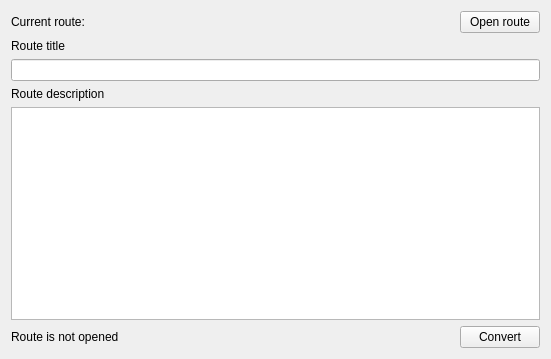
Above: tools/routeconv/forms/mainwindow.ui from maisvendoo/RRS before the change. Below: the same form after it.
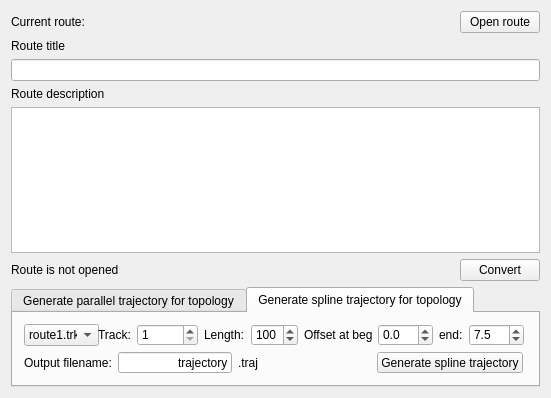
That is the form after the change. The open tabs and pages were chosen to show the change.

Commit message: Подключил утилиты в интерфейс конвертера

```diff
--- a/tools/routeconv/forms/mainwindow.ui
+++ b/tools/routeconv/forms/mainwindow.ui
@@ -7,7 +7,7 @@
     <x>0</x>
     <y>0</y>
     <width>551</width>
-    <height>359</height>
+    <height>398</height>
    </rect>
   </property>
   <property name="windowTitle">
@@ -106,6 +106,430 @@
         </item>
        </layout>
       </item>
+      <item>
+       <widget class="QTabWidget" name="tabWidget">
+        <property name="minimumSize">
+         <size>
+          <width>0</width>
+          <height>100</height>
+         </size>
+        </property>
+        <property name="currentIndex">
+         <number>0</number>
+        </property>
+        <widget class="QWidget" name="qtabParallel">
+         <attribute name="title">
+          <string>Generate parallel trajectory for topology</string>
+         </attribute>
+         <widget class="QWidget" name="verticalLayoutWidget">
+          <property name="geometry">
+           <rect>
+            <x>0</x>
+            <y>0</y>
+            <width>521</width>
+            <height>71</height>
+           </rect>
+          </property>
+          <layout class="QVBoxLayout" name="vblParallel">
+           <item>
+            <layout class="QHBoxLayout" name="hblParallel1">
+             <item>
+              <widget class="QComboBox" name="cbDataParallel">
+               <property name="minimumSize">
+                <size>
+                 <width>75</width>
+                 <height>0</height>
+                </size>
+               </property>
+               <property name="maxCount">
+                <number>2</number>
+               </property>
+               <item>
+                <property name="text">
+                 <string notr="true">route1.trk</string>
+                </property>
+               </item>
+               <item>
+                <property name="text">
+                 <string notr="true">route2.trk</string>
+                </property>
+               </item>
+              </widget>
+             </item>
+             <item>
+              <spacer name="hSpacerParallelTop2">
+               <property name="orientation">
+                <enum>Qt::Horizontal</enum>
+               </property>
+               <property name="sizeHint" stdset="0">
+                <size>
+                 <width>40</width>
+                 <height>20</height>
+                </size>
+               </property>
+              </spacer>
+             </item>
+             <item>
+              <widget class="QLabel" name="lTrackBegin">
+               <property name="text">
+                <string>Begin track:</string>
+               </property>
+              </widget>
+             </item>
+             <item>
+              <widget class="QSpinBox" name="sbTrackBegin">
+               <property name="minimum">
+                <number>1</number>
+               </property>
+               <property name="maximum">
+                <number>99999</number>
+               </property>
+              </widget>
+             </item>
+             <item>
+              <spacer name="hSpacerParallelTop1">
+               <property name="orientation">
+                <enum>Qt::Horizontal</enum>
+               </property>
+               <property name="sizeHint" stdset="0">
+                <size>
+                 <width>40</width>
+                 <height>20</height>
+                </size>
+               </property>
+              </spacer>
+             </item>
+             <item>
+              <widget class="QLabel" name="lTrackEnd">
+               <property name="text">
+                <string>End track:</string>
+               </property>
+              </widget>
+             </item>
+             <item>
+              <widget class="QSpinBox" name="sbTrackEnd">
+               <property name="minimum">
+                <number>1</number>
+               </property>
+               <property name="maximum">
+                <number>99999</number>
+               </property>
+              </widget>
+             </item>
+             <item>
+              <spacer name="hSpacerParallelTop3">
+               <property name="orientation">
+                <enum>Qt::Horizontal</enum>
+               </property>
+               <property name="sizeHint" stdset="0">
+                <size>
+                 <width>40</width>
+                 <height>20</height>
+                </size>
+               </property>
+              </spacer>
+             </item>
+             <item>
+              <widget class="QLabel" name="lOffset">
+               <property name="text">
+                <string>Offset:</string>
+               </property>
+              </widget>
+             </item>
+             <item>
+              <widget class="QDoubleSpinBox" name="dsbParallelOffset">
+               <property name="decimals">
+                <number>1</number>
+               </property>
+               <property name="minimum">
+                <double>-50.000000000000000</double>
+               </property>
+               <property name="maximum">
+                <double>50.000000000000000</double>
+               </property>
+               <property name="singleStep">
+                <double>0.500000000000000</double>
+               </property>
+               <property name="value">
+                <double>7.500000000000000</double>
+               </property>
+              </widget>
+             </item>
+            </layout>
+           </item>
+           <item>
+            <layout class="QHBoxLayout" name="hblParallel2">
+             <item>
+              <widget class="QLabel" name="label_7">
+               <property name="text">
+                <string>Output filename:</string>
+               </property>
+              </widget>
+             </item>
+             <item>
+              <widget class="QLineEdit" name="leFileParallel">
+               <property name="sizePolicy">
+                <sizepolicy hsizetype="Expanding" vsizetype="Fixed">
+                 <horstretch>0</horstretch>
+                 <verstretch>0</verstretch>
+                </sizepolicy>
+               </property>
+               <property name="text">
+                <string>trajectory</string>
+               </property>
+               <property name="alignment">
+                <set>Qt::AlignRight|Qt::AlignTrailing|Qt::AlignVCenter</set>
+               </property>
+              </widget>
+             </item>
+             <item>
+              <widget class="QLabel" name="label_8">
+               <property name="text">
+                <string>.traj</string>
+               </property>
+              </widget>
+             </item>
+             <item>
+              <spacer name="horizontalSpacer_3">
+               <property name="orientation">
+                <enum>Qt::Horizontal</enum>
+               </property>
+              </spacer>
+             </item>
+             <item>
+              <widget class="QPushButton" name="pbGenParallel">
+               <property name="text">
+                <string>Generate parallel trajectory</string>
+               </property>
+              </widget>
+             </item>
+            </layout>
+           </item>
+          </layout>
+         </widget>
+        </widget>
+        <widget class="QWidget" name="qtabSpline">
+         <attribute name="title">
+          <string>Generate spline trajectory for topology</string>
+         </attribute>
+         <widget class="QWidget" name="verticalLayoutWidget_2">
+          <property name="geometry">
+           <rect>
+            <x>0</x>
+            <y>0</y>
+            <width>521</width>
+            <height>71</height>
+           </rect>
+          </property>
+          <layout class="QVBoxLayout" name="vblSpline">
+           <item>
+            <layout class="QHBoxLayout" name="hblSpline1">
+             <item>
+              <widget class="QComboBox" name="cbDataSpline">
+               <property name="minimumSize">
+                <size>
+                 <width>75</width>
+                 <height>0</height>
+                </size>
+               </property>
+               <property name="maxCount">
+                <number>2</number>
+               </property>
+               <item>
+                <property name="text">
+                 <string notr="true">route1.trk</string>
+                </property>
+               </item>
+               <item>
+                <property name="text">
+                 <string notr="true">route2.trk</string>
+                </property>
+               </item>
+              </widget>
+             </item>
+             <item>
+              <spacer name="hSpacerSplineTop1">
+               <property name="orientation">
+                <enum>Qt::Horizontal</enum>
+               </property>
+               <property name="sizeHint" stdset="0">
+                <size>
+                 <width>40</width>
+                 <height>20</height>
+                </size>
+               </property>
+              </spacer>
+             </item>
+             <item>
+              <widget class="QLabel" name="lTrack">
+               <property name="text">
+                <string>Track:</string>
+               </property>
+              </widget>
+             </item>
+             <item>
+              <widget class="QSpinBox" name="sbSplineTrack">
+               <property name="minimum">
+                <number>1</number>
+               </property>
+               <property name="maximum">
+                <number>99999</number>
+               </property>
+              </widget>
+             </item>
+             <item>
+              <spacer name="hSpacerSplineTop3">
+               <property name="orientation">
+                <enum>Qt::Horizontal</enum>
+               </property>
+               <property name="sizeHint" stdset="0">
+                <size>
+                 <width>40</width>
+                 <height>20</height>
+                </size>
+               </property>
+              </spacer>
+             </item>
+             <item>
+              <widget class="QLabel" name="lLength">
+               <property name="text">
+                <string>Length:</string>
+               </property>
+              </widget>
+             </item>
+             <item>
+              <widget class="QSpinBox" name="sbSplineLength">
+               <property name="minimum">
+                <number>20</number>
+               </property>
+               <property name="maximum">
+                <number>500</number>
+               </property>
+               <property name="singleStep">
+                <number>20</number>
+               </property>
+               <property name="value">
+                <number>100</number>
+               </property>
+              </widget>
+             </item>
+             <item>
+              <spacer name="hSpacerSplineTop2">
+               <property name="orientation">
+                <enum>Qt::Horizontal</enum>
+               </property>
+               <property name="sizeHint" stdset="0">
+                <size>
+                 <width>40</width>
+                 <height>20</height>
+                </size>
+               </property>
+              </spacer>
+             </item>
+             <item>
+              <widget class="QLabel" name="lOffsetBegin">
+               <property name="text">
+                <string>Offset at begin:</string>
+               </property>
+              </widget>
+             </item>
+             <item>
+              <widget class="QDoubleSpinBox" name="dsbSplineOffsetBegin">
+               <property name="decimals">
+                <number>1</number>
+               </property>
+               <property name="minimum">
+                <double>-50.000000000000000</double>
+               </property>
+               <property name="maximum">
+                <double>50.000000000000000</double>
+               </property>
+               <property name="singleStep">
+                <double>0.500000000000000</double>
+               </property>
+              </widget>
+             </item>
+             <item>
+              <widget class="QLabel" name="lOffestEnd">
+               <property name="text">
+                <string>end:</string>
+               </property>
+              </widget>
+             </item>
+             <item>
+              <widget class="QDoubleSpinBox" name="dsbSplineOffsetEnd">
+               <property name="decimals">
+                <number>1</number>
+               </property>
+               <property name="minimum">
+                <double>-50.000000000000000</double>
+               </property>
+               <property name="maximum">
+                <double>50.000000000000000</double>
+               </property>
+               <property name="singleStep">
+                <double>0.500000000000000</double>
+               </property>
+               <property name="value">
+                <double>7.500000000000000</double>
+               </property>
+              </widget>
+             </item>
+            </layout>
+           </item>
+           <item>
+            <layout class="QHBoxLayout" name="hblSpline2">
+             <item>
+              <widget class="QLabel" name="lOutputFile">
+               <property name="text">
+                <string>Output filename:</string>
+               </property>
+              </widget>
+             </item>
+             <item>
+              <widget class="QLineEdit" name="leFileSpline">
+               <property name="text">
+                <string>trajectory</string>
+               </property>
+               <property name="alignment">
+                <set>Qt::AlignRight|Qt::AlignTrailing|Qt::AlignVCenter</set>
+               </property>
+              </widget>
+             </item>
+             <item>
+              <widget class="QLabel" name="lExtension">
+               <property name="text">
+                <string>.traj</string>
+               </property>
+              </widget>
+             </item>
+             <item>
+              <spacer name="hSpacerSplineBottom">
+               <property name="orientation">
+                <enum>Qt::Horizontal</enum>
+               </property>
+               <property name="sizeHint" stdset="0">
+                <size>
+                 <width>40</width>
+                 <height>20</height>
+                </size>
+               </property>
+              </spacer>
+             </item>
+             <item>
+              <widget class="QPushButton" name="pbGenSpline">
+               <property name="text">
+                <string>Generate spline trajectory</string>
+               </property>
+              </widget>
+             </item>
+            </layout>
+           </item>
+          </layout>
+         </widget>
+        </widget>
+       </widget>
+      </item>
      </layout>
     </item>
    </layout>
```
The commit also changes 4 other files.
